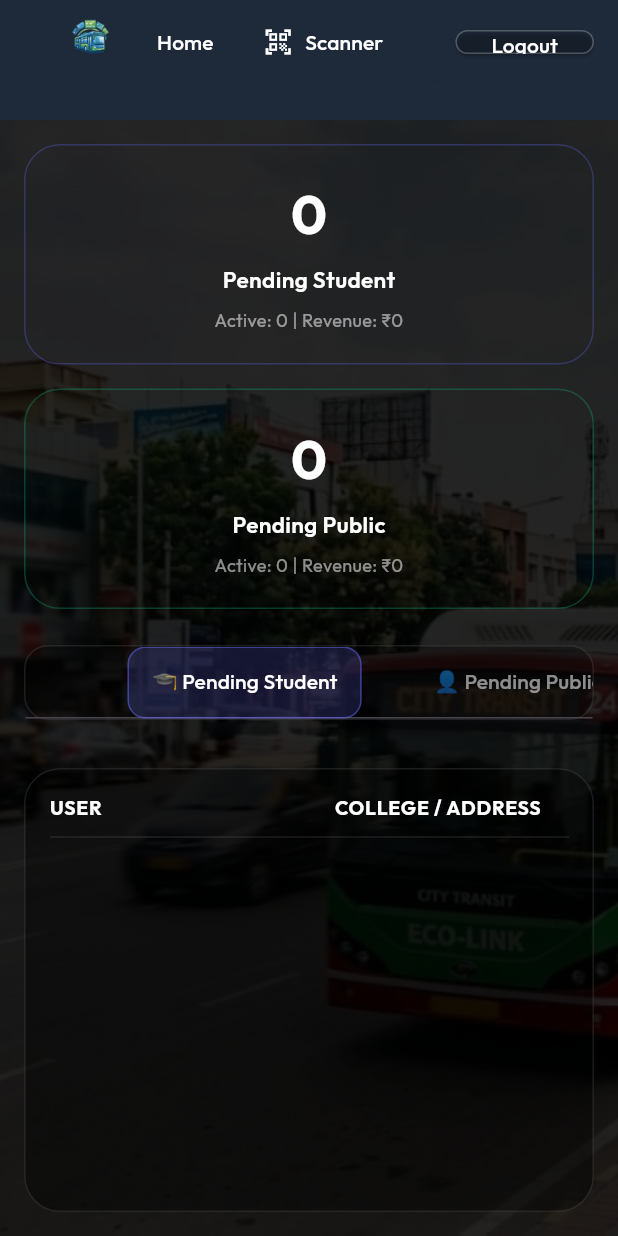
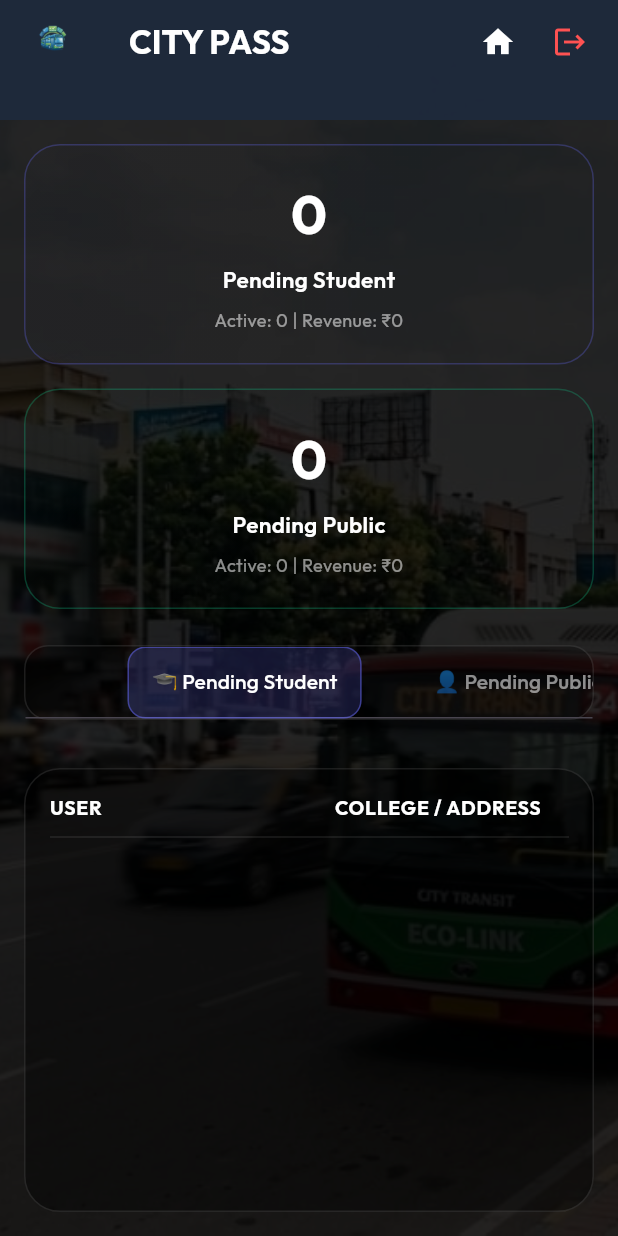
Before and after one commit to sowndhariya31/Online-Buss-Pass-Generation-And-Renewal, a Flutter app: the AdminDashboardScreen screen opened directly, on a phone screen of 412 x 824 dp. Run offline on Flutter 3.47's test engine with Material 3 defaults, Android fonts, the phone set to English and light mode, and no system bars; our stand-ins replace google_fonts, image_picker, qr_flutter, shared_preferences; missing offline and left inert: dart:html, dart:js, dart:ui_web, mobile_scanner; accounts and stored records are empty; network calls fail.

Commit message:
Optimize Admin Dashboard navbar: fix overlapping logo layout alignment, change title text to white, remove scanner button, and use red logout icon symbol

```diff
--- a/flutter_app/lib/screens/admin_dashboard_screen.dart
+++ b/flutter_app/lib/screens/admin_dashboard_screen.dart
@@ -44,7 +44,7 @@ class _AdminDashboardScreenState extends State<AdminDashboardScreen> with Single
         child: AppBar(
           backgroundColor: Color(0xFF1E293B).withOpacity(0.95),
           elevation: 0,
-          leadingWidth: 120,
+          leadingWidth: 70,
           leading: Padding(
             padding: const EdgeInsets.all(8.0),
             child: Image.asset('assets/b_logo.png', height: 40),
@@ -52,23 +52,25 @@ class _AdminDashboardScreenState extends State<AdminDashboardScreen> with Single
           title: Text(
             'CITY PASS',
             style: GoogleFonts.outfit(
-              fontSize: 24,
+              fontSize: 22,
               fontWeight: FontWeight.bold,
-              color: Color(0xFFA78BFA),
+              color: Colors.white,
             ),
           ),
           actions: [
-            TextButton(onPressed: () {}, child: Text('Home', style: TextStyle(color: Colors.white))),
-            SizedBox(width: 8),
-            TextButton.icon(
-              onPressed: () => Navigator.push(context, MaterialPageRoute(builder: (_) => ScannerScreen())),
-              icon: Icon(Icons.qr_code_scanner, color: Colors.white, size: 20),
-              label: Text('Scanner', style: TextStyle(color: Colors.white)),
+            IconButton(
+              icon: Icon(Icons.home, color: Colors.white, size: 24),
+              tooltip: 'Home',
+              onPressed: () {
+                final passProv = Provider.of<PassProvider>(context, listen: false);
+                passProv.fetchAllPasses();
+                passProv.fetchUsers();
+                passProv.fetchAuditLogs();
+              },
             ),
-            SizedBox(width: 16),
-            Container(
-              margin: EdgeInsets.symmetric(vertical: 20, horizontal: 16),
-              child: ElevatedButton(
+            IconButton(
+              icon: Icon(Icons.logout, color: Colors.redAccent, size: 24),
+              tooltip: 'Logout',
               onPressed: () {
                 Provider.of<AuthProvider>(context, listen: false).logout();
                 Navigator.of(context).pushAndRemoveUntil(
@@ -76,14 +78,8 @@ class _AdminDashboardScreenState extends State<AdminDashboardScreen> with Single
                   (route) => false,
                 );
               },
-                style: ElevatedButton.styleFrom(
-                  backgroundColor: Colors.transparent,
-                  side: BorderSide(color: Colors.white24),
-                  shape: RoundedRectangleBorder(borderRadius: BorderRadius.circular(8)),
             ),
-                child: Text('Logout', style: TextStyle(color: Colors.white)),
-              ),
-            ),
+            SizedBox(width: 8),
           ],
         ),
       ),
--- a/flutter_app/lib/screens/dashboard_screen.dart
+++ b/flutter_app/lib/screens/dashboard_screen.dart
@@ -100,7 +100,7 @@ class __HomeContentState extends State<_HomeContent> {
             style: GoogleFonts.outfit(
               fontSize: 22,
               fontWeight: FontWeight.bold,
-              color: Color(0xFFA78BFA),
+              color: Colors.white,
             ),
           ),
           actions: [
```
Lines whose indentation alone changed are shown as unchanged.
